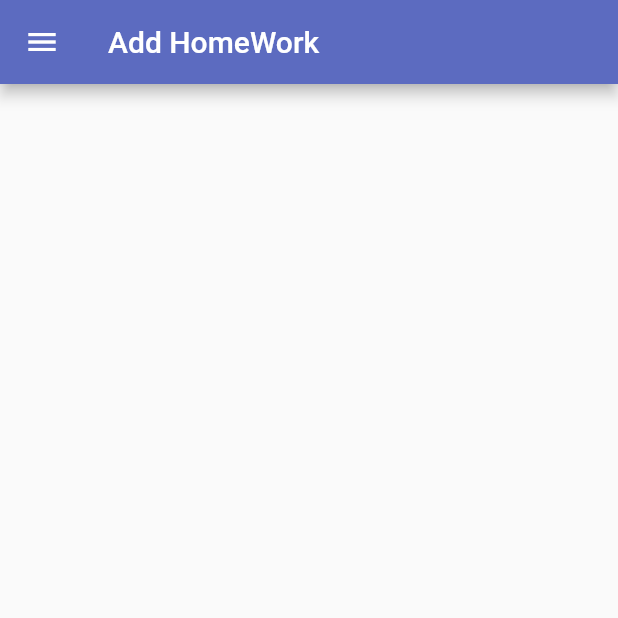
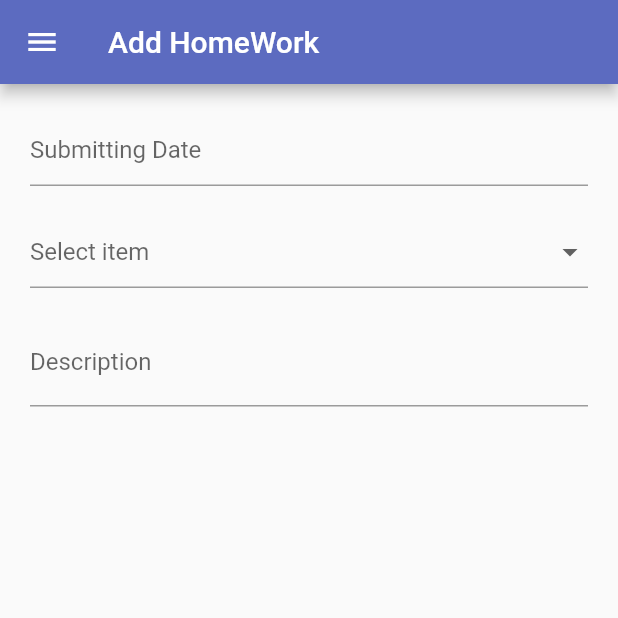
Before and after one commit to hassanalkhabaz/management_school, a Flutter app: the AddHomeWork screen opened by its route, on a phone screen of 412 x 824 dp, the top half of it. Run offline on Flutter 3.47's test engine with Material 2 defaults, Android fonts, the phone set to English and light mode, and no system bars; drawn by our look-alikes of flutter_form_builder; our stand-ins replace shared_preferences; accounts and stored records are empty.

Commit message:
add homework fields added

```diff
--- a/lib/ui/pages/add_homeword.dart
+++ b/lib/ui/pages/add_homeword.dart
@@ -1,6 +1,8 @@
 import 'package:flutter/material.dart';
 import 'package:flutter_form_builder/flutter_form_builder.dart';
+import 'package:management_school/ui/widgets/DropDownField.dart';
 import 'package:management_school/ui/widgets/MyDrawer.dart';
+import 'package:management_school/ui/widgets/fields.dart';
 
 class AddHomeWork extends StatefulWidget {
   @override
@@ -21,7 +23,28 @@ class _AddHomeWorkState extends State<AddHomeWork> {
           child: Padding(
             padding: const EdgeInsets.all(20.0),
             child: Column(
-              children: [],
+              children: [
+                FormBuilderDateTimePicker(
+                  name: 'date',
+                  inputType: InputType.date,
+                  onChanged: (value) {},
+                  decoration: InputDecoration(hintText: 'Submitting Date'),
+                  initialDate: DateTime.now(),
+                ),
+                SizedBox(height: 20),
+                DropDownField(
+                  onChange: (val) {},
+                  items: ['math', 'arabic'],
+                ),
+                SizedBox(height: 20),
+                textField(
+                  context,
+                  label: "Description",
+                  name: "description",
+                  hint: "add homework description",
+                  onChanged: (str) {},
+                ),
+              ],
             ),
           ),
         ),
```
